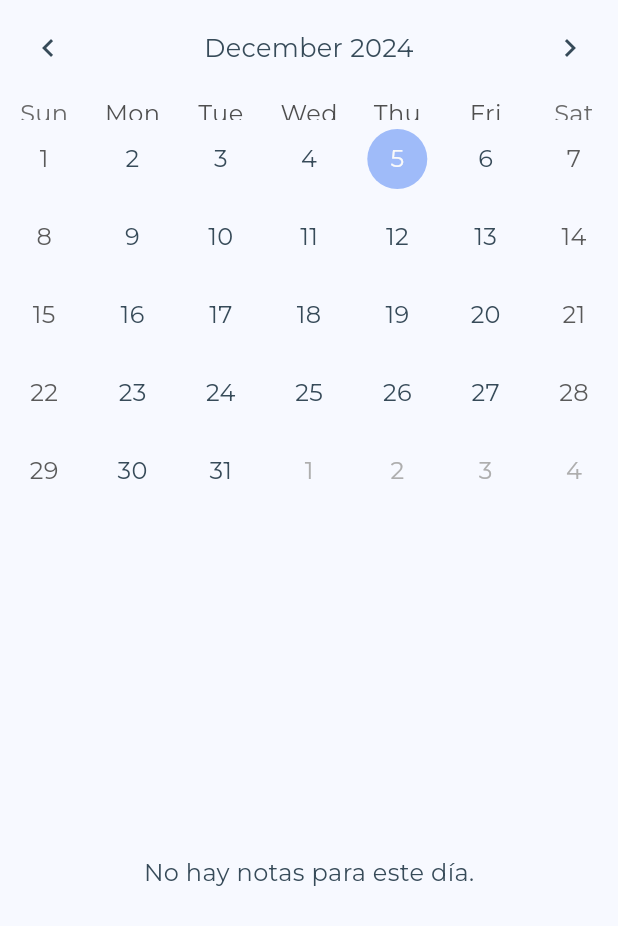
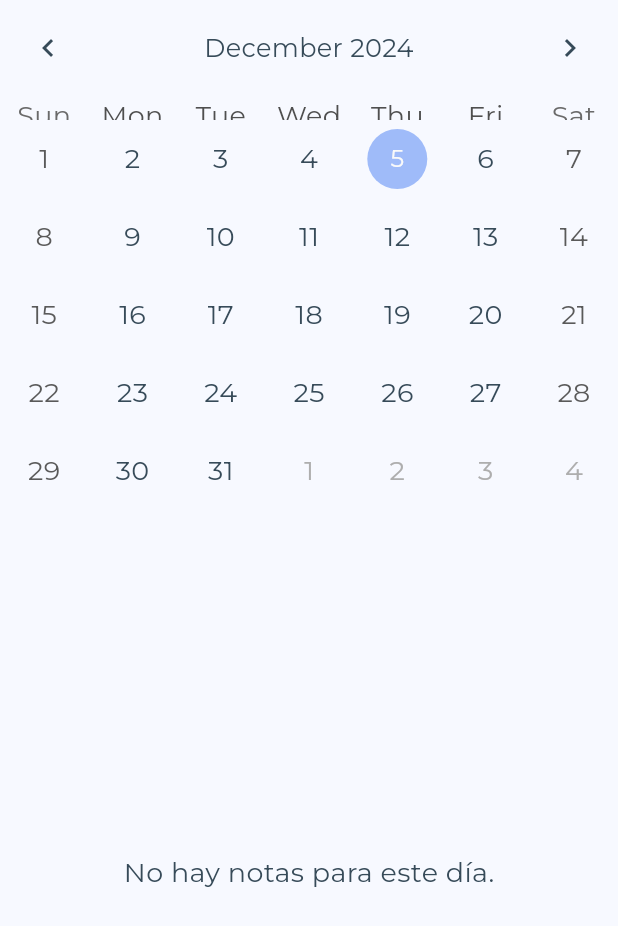
Before and after one commit to inseht/tintoreriadigital, a Flutter app: the prioridadesCalendario screen opened directly, on a phone screen of 412 x 824 dp. Shown: the top 926 px of the screen. Run offline on Flutter 3.47's test engine with Material 3 defaults, Android fonts, the phone set to English and light mode, and no system bars; drawn by our look-alikes of table_calendar; our stand-ins replace flutter_bloc, google_fonts, roundcheckbox, sqflite_common_ffi, syncfusion_flutter_datepicker; missing offline and left inert: appflowy_board, bitsdojo_window; accounts and stored records are empty.

Commit message:
bonito y ya :(

```diff
--- a/lib/themes/appTheme.dart
+++ b/lib/themes/appTheme.dart
@@ -23,26 +23,28 @@ class AppTheme {
       border: OutlineInputBorder(),
       labelStyle: TextStyle(
         color: Color.fromRGBO(55, 75, 89, 1), // Azul oscuro para las etiquetas
+        fontSize: 18, // Aumento el tamaño de las etiquetas
       ),
       hintStyle: TextStyle(
         color: Color.fromRGBO(55, 75, 89, 1), // Azul oscuro para los hints
+        fontSize: 18, // Aumento el tamaño de los hints
       ),
     ),
     elevatedButtonTheme: ElevatedButtonThemeData(
       style: ElevatedButton.styleFrom(
         textStyle: TextStyle(
-          fontSize: 16,  // Tamaño de la fuente del botón
+          fontSize: 18,  // Tamaño de la fuente del botón aumentado
         ),
       ),
     ),
     textTheme: GoogleFonts.montserratTextTheme(
       TextTheme(
         bodyMedium: TextStyle(
-          fontSize: 16,
+          fontSize: 18, // Aumento el tamaño de los textos normales
           color: Color.fromRGBO(55, 75, 89, 1), // Azul oscuro para el texto
         ),
         titleLarge: TextStyle(
-          fontSize: 20,
+          fontSize: 24, // Aumento el tamaño de los títulos
           color: Color.fromRGBO(55, 75, 89, 1), // Azul oscuro para los títulos
         ),
       ),
@@ -74,26 +76,28 @@ class AppTheme {
       border: OutlineInputBorder(),
       labelStyle: TextStyle(
         color: Color.fromRGBO(226, 244, 250, 1), // Blanco para las etiquetas en el modo oscuro
+        fontSize: 18, // Aumento el tamaño de las etiquetas
       ),
       hintStyle: TextStyle(
         color: Color.fromRGBO(226, 244, 250, 1), // Blanco para los hints en el modo oscuro
+        fontSize: 18, // Aumento el tamaño de los hints
       ),
     ),
     elevatedButtonTheme: ElevatedButtonThemeData(
       style: ElevatedButton.styleFrom(
         textStyle: TextStyle(
-          fontSize: 16,  // Tamaño de la fuente del botón
+          fontSize: 18,  // Tamaño de la fuente del botón aumentado
         ),
       ),
     ),
     textTheme: GoogleFonts.montserratTextTheme(
       TextTheme(
         bodyMedium: TextStyle(
-          fontSize: 16,
+          fontSize: 18, // Aumento el tamaño de los textos normales
           color: Color.fromRGBO(55, 75, 89, 1), // Azul oscuro para el texto en el modo oscuro
         ),
         titleLarge: TextStyle(
-          fontSize: 20,
+          fontSize: 24, // Aumento el tamaño de los títulos
           color: Color.fromRGBO(55, 75, 89, 1), // Azul oscuro para los títulos
         ),
       ),
```
Also changed, not shown: lib/vistas/prioridadesCalendario.dart (+45 -5 lines).
